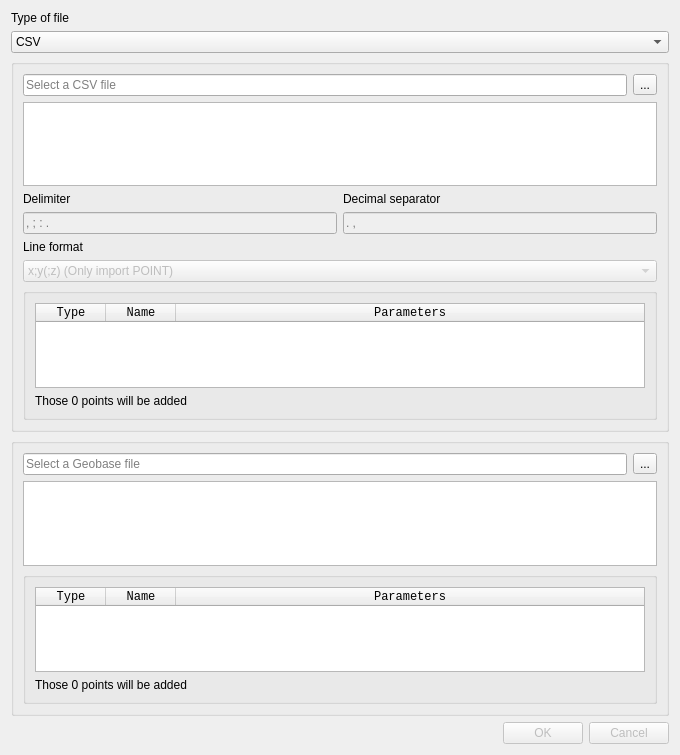
Above: plugins/topographytools/src/ui/dialog/import.ui from qwilvove/LibreCAD-topography before the change. Below: the same form after it.
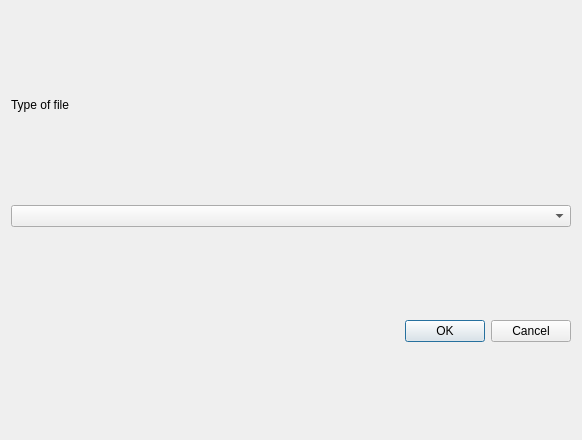
That is the form after the change. Icons and pictures are not drawn.

Commit message: Add base for GSI import

```diff
--- a/plugins/topographytools/src/ui/dialog/import.ui
+++ b/plugins/topographytools/src/ui/dialog/import.ui
@@ -6,8 +6,8 @@
    <rect>
     <x>0</x>
     <y>0</y>
-    <width>680</width>
-    <height>755</height>
+    <width>582</width>
+    <height>440</height>
    </rect>
   </property>
   <property name="windowTitle">
@@ -28,386 +28,13 @@
     </widget>
    </item>
    <item>
-    <widget class="QComboBox" name="comboBox">
-     <item>
-      <property name="text">
-       <string>CSV</string>
-      </property>
-     </item>
-     <item>
-      <property name="text">
-       <string>Geobase</string>
-      </property>
-     </item>
-    </widget>
+    <widget class="QComboBox" name="cb_type"/>
    </item>
    <item>
-    <widget class="QGroupBox" name="gbCsv">
-     <layout class="QVBoxLayout" name="verticalLayout_2">
-      <item>
-       <widget class="QFrame" name="frameCsv">
-        <property name="sizePolicy">
-         <sizepolicy hsizetype="Preferred" vsizetype="Preferred">
-          <horstretch>0</horstretch>
-          <verstretch>0</verstretch>
-         </sizepolicy>
-        </property>
-        <layout class="QHBoxLayout" name="horizontalLayout_3">
-         <property name="leftMargin">
-          <number>0</number>
-         </property>
-         <property name="topMargin">
-          <number>0</number>
-         </property>
-         <property name="rightMargin">
-          <number>0</number>
-         </property>
-         <property name="bottomMargin">
-          <number>0</number>
-         </property>
-         <item>
-          <widget class="QLineEdit" name="leCsv">
-           <property name="readOnly">
-            <bool>true</bool>
-           </property>
-           <property name="placeholderText">
-            <string>Select a CSV file</string>
-           </property>
-          </widget>
-         </item>
-         <item>
-          <widget class="QToolButton" name="tbOpenCsv">
-           <property name="text">
-            <string>...</string>
-           </property>
-           <property name="icon">
-            <iconset theme="QIcon::ThemeIcon::DocumentOpen"/>
-           </property>
-           <property name="iconSize">
-            <size>
-             <width>24</width>
-             <height>24</height>
-            </size>
-           </property>
-          </widget>
-         </item>
-        </layout>
-       </widget>
-      </item>
-      <item>
-       <widget class="QListWidget" name="lwPreviewCsv">
-        <property name="font">
-         <font>
-          <family>Monospace</family>
-          <pointsize>8</pointsize>
-         </font>
-        </property>
-        <property name="selectionMode">
-         <enum>QAbstractItemView::NoSelection</enum>
-        </property>
-       </widget>
-      </item>
-      <item>
-       <widget class="QFrame" name="frameCsvFormat">
-        <layout class="QHBoxLayout" name="horizontalLayout_2">
-         <property name="leftMargin">
-          <number>0</number>
-         </property>
-         <property name="topMargin">
-          <number>0</number>
-         </property>
-         <property name="rightMargin">
-          <number>0</number>
-         </property>
-         <property name="bottomMargin">
-          <number>0</number>
-         </property>
-         <item>
-          <layout class="QVBoxLayout" name="verticalLayout_7">
-           <item>
-            <widget class="QLabel" name="lbDelimiterCsv">
-             <property name="text">
-              <string>Delimiter</string>
-             </property>
-            </widget>
-           </item>
-           <item>
-            <widget class="QLineEdit" name="leDelimiterCsv">
-             <property name="enabled">
-              <bool>false</bool>
-             </property>
-             <property name="placeholderText">
-              <string>, ; : .</string>
-             </property>
-            </widget>
-           </item>
-          </layout>
-         </item>
-         <item>
-          <layout class="QVBoxLayout" name="verticalLayout_6">
-           <item>
-            <widget class="QLabel" name="lbDecimalSeparator">
-             <property name="text">
-              <string>Decimal separator</string>
-             </property>
-            </widget>
-           </item>
-           <item>
-            <widget class="QLineEdit" name="leDecimalSeparator">
-             <property name="enabled">
-              <bool>false</bool>
-             </property>
-             <property name="placeholderText">
-              <string>. ,</string>
-             </property>
-            </widget>
-           </item>
-          </layout>
-         </item>
-        </layout>
-       </widget>
-      </item>
-      <item>
-       <widget class="QLabel" name="lbFormatCsv">
-        <property name="text">
-         <string>Line format</string>
-        </property>
-       </widget>
-      </item>
-      <item>
-       <widget class="QComboBox" name="cbFormatCsv">
-        <property name="enabled">
-         <bool>false</bool>
-        </property>
-        <property name="currentIndex">
-         <number>0</number>
-        </property>
-        <item>
-         <property name="text">
-          <string>x;y(;z) (Only import POINT)</string>
-         </property>
-        </item>
-        <item>
-         <property name="text">
-          <string>name;x;y(;z) (Only import POINT)</string>
-         </property>
-        </item>
-        <item>
-         <property name="text">
-          <string>type;name;parameters (Import POINT, STATION, REFERENCE &amp; MEASURE)</string>
-         </property>
-        </item>
-       </widget>
-      </item>
-      <item>
-       <widget class="QGroupBox" name="gbPointsCsv">
-        <layout class="QVBoxLayout" name="verticalLayout_4">
-         <item>
-          <widget class="QTableWidget" name="twPointsCsv">
-           <property name="font">
-            <font>
-             <family>Monospace</family>
-             <pointsize>8</pointsize>
-            </font>
-           </property>
-           <property name="editTriggers">
-            <set>QAbstractItemView::NoEditTriggers</set>
-           </property>
-           <property name="selectionMode">
-            <enum>QAbstractItemView::NoSelection</enum>
-           </property>
-           <property name="horizontalScrollMode">
-            <enum>QAbstractItemView::ScrollPerPixel</enum>
-           </property>
-           <attribute name="horizontalHeaderDefaultSectionSize">
-            <number>70</number>
-           </attribute>
-           <attribute name="horizontalHeaderStretchLastSection">
-            <bool>true</bool>
-           </attribute>
-           <column>
-            <property name="text">
-             <string>Type</string>
-            </property>
-            <property name="font">
-             <font>
-              <pointsize>9</pointsize>
-              <bold>false</bold>
-             </font>
-            </property>
-           </column>
-           <column>
-            <property name="text">
-             <string>Name</string>
-            </property>
-            <property name="font">
-             <font>
-              <pointsize>9</pointsize>
-             </font>
-            </property>
-           </column>
-           <column>
-            <property name="text">
-             <string>Parameters</string>
-            </property>
-            <property name="font">
-             <font>
-              <pointsize>9</pointsize>
-             </font>
-            </property>
-           </column>
-          </widget>
-         </item>
-         <item>
-          <widget class="QLabel" name="lbNbPointsCsv">
-           <property name="text">
-            <string>Those 0 points will be added</string>
-           </property>
-          </widget>
-         </item>
-        </layout>
-       </widget>
-      </item>
-     </layout>
-    </widget>
-   </item>
-   <item>
-    <widget class="QGroupBox" name="gbGeobase">
-     <layout class="QVBoxLayout" name="verticalLayout_3">
-      <item>
-       <widget class="QFrame" name="frameGeobase">
-        <layout class="QHBoxLayout" name="horizontalLayout_4">
-         <property name="leftMargin">
-          <number>0</number>
-         </property>
-         <property name="topMargin">
-          <number>0</number>
-         </property>
-         <property name="rightMargin">
-          <number>0</number>
-         </property>
-         <property name="bottomMargin">
-          <number>0</number>
-         </property>
-         <item>
-          <widget class="QLineEdit" name="leGeobase">
-           <property name="readOnly">
-            <bool>true</bool>
-           </property>
-           <property name="placeholderText">
-            <string>Select a Geobase file</string>
-           </property>
-          </widget>
-         </item>
-         <item>
-          <widget class="QToolButton" name="tbOpenGeobase">
-           <property name="text">
-            <string>...</string>
-           </property>
-           <property name="icon">
-            <iconset theme="QIcon::ThemeIcon::DocumentOpen"/>
-           </property>
-           <property name="iconSize">
-            <size>
-             <width>24</width>
-             <height>24</height>
-            </size>
-           </property>
-          </widget>
-         </item>
-        </layout>
-       </widget>
-      </item>
-      <item>
-       <widget class="QListWidget" name="lwPreviewGeobase">
-        <property name="font">
-         <font>
-          <family>Monospace</family>
-          <pointsize>8</pointsize>
-         </font>
-        </property>
-        <property name="selectionMode">
-         <enum>QAbstractItemView::NoSelection</enum>
-        </property>
-       </widget>
-      </item>
-      <item>
-       <widget class="QGroupBox" name="gbPointsGeobase">
-        <layout class="QVBoxLayout" name="verticalLayout_5">
-         <item>
-          <widget class="QTableWidget" name="twPointsGeobase">
-           <property name="font">
-            <font>
-             <family>Monospace</family>
-             <pointsize>8</pointsize>
-            </font>
-           </property>
-           <property name="editTriggers">
-            <set>QAbstractItemView::NoEditTriggers</set>
-           </property>
-           <property name="selectionMode">
-            <enum>QAbstractItemView::NoSelection</enum>
-           </property>
-           <property name="horizontalScrollMode">
-            <enum>QAbstractItemView::ScrollPerPixel</enum>
-           </property>
-           <attribute name="horizontalHeaderDefaultSectionSize">
-            <number>70</number>
-           </attribute>
-           <attribute name="horizontalHeaderStretchLastSection">
-            <bool>true</bool>
-           </attribute>
-           <column>
-            <property name="text">
-             <string>Type</string>
-            </property>
-            <property name="font">
-             <font>
-              <pointsize>9</pointsize>
-              <bold>false</bold>
-             </font>
-            </property>
-           </column>
-           <column>
-            <property name="text">
-             <string>Name</string>
-            </property>
-            <property name="font">
-             <font>
-              <pointsize>9</pointsize>
-             </font>
-            </property>
-           </column>
-           <column>
-            <property name="text">
-             <string>Parameters</string>
-            </property>
-            <property name="font">
-             <font>
-              <pointsize>9</pointsize>
-             </font>
-            </property>
-           </column>
-          </widget>
-         </item>
-         <item>
-          <widget class="QLabel" name="lbNbPointsGeobase">
-           <property name="text">
-            <string>Those 0 points will be added</string>
-           </property>
-          </widget>
-         </item>
-        </layout>
-       </widget>
-      </item>
-     </layout>
-    </widget>
+    <layout class="QVBoxLayout" name="vl"/>
    </item>
    <item>
     <widget class="QDialogButtonBox" name="buttonBox">
-     <property name="enabled">
-      <bool>false</bool>
-     </property>
      <property name="orientation">
       <enum>Qt::Horizontal</enum>
      </property>
```
Left out of the diff: 36 changed lines with no effect on the pictures. The commit also changes 13 other files.
